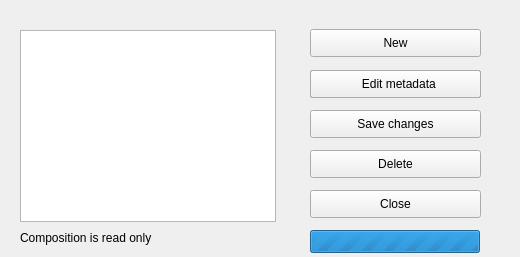
Before: the Qt Designer form dlg_currentComposition.ui in LESPROJEKT/qgis-layman-plugin, drawn with Qt 5.
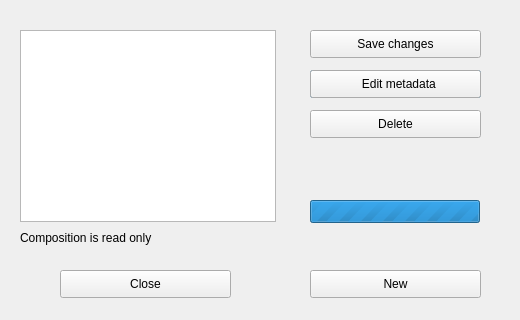
After: the same form once the commit is applied.

```diff
--- a/dlg_currentComposition.ui
+++ b/dlg_currentComposition.ui
@@ -10,19 +10,19 @@
     <x>0</x>
     <y>0</y>
     <width>520</width>
-    <height>257</height>
+    <height>320</height>
    </rect>
   </property>
   <property name="minimumSize">
    <size>
     <width>520</width>
-    <height>257</height>
+    <height>320</height>
    </size>
   </property>
   <property name="maximumSize">
    <size>
     <width>520</width>
-    <height>257</height>
+    <height>320</height>
    </size>
   </property>
   <property name="windowTitle">
@@ -54,8 +54,8 @@
   <widget class="QPushButton" name="pushButton_close2">
    <property name="geometry">
     <rect>
-     <x>310</x>
-     <y>190</y>
+     <x>60</x>
+     <y>270</y>
      <width>171</width>
      <height>28</height>
     </rect>
@@ -68,7 +68,7 @@
    <property name="geometry">
     <rect>
      <x>310</x>
-     <y>29</y>
+     <y>270</y>
      <width>171</width>
      <height>28</height>
     </rect>
@@ -107,7 +107,7 @@
    <property name="geometry">
     <rect>
      <x>310</x>
-     <y>110</y>
+     <y>30</y>
      <width>171</width>
      <height>28</height>
     </rect>
@@ -123,7 +123,7 @@
    <property name="geometry">
     <rect>
      <x>310</x>
-     <y>230</y>
+     <y>200</y>
      <width>170</width>
      <height>23</height>
     </rect>
@@ -152,7 +152,7 @@
    <property name="geometry">
     <rect>
      <x>310</x>
-     <y>150</y>
+     <y>110</y>
      <width>171</width>
      <height>28</height>
     </rect>
```
